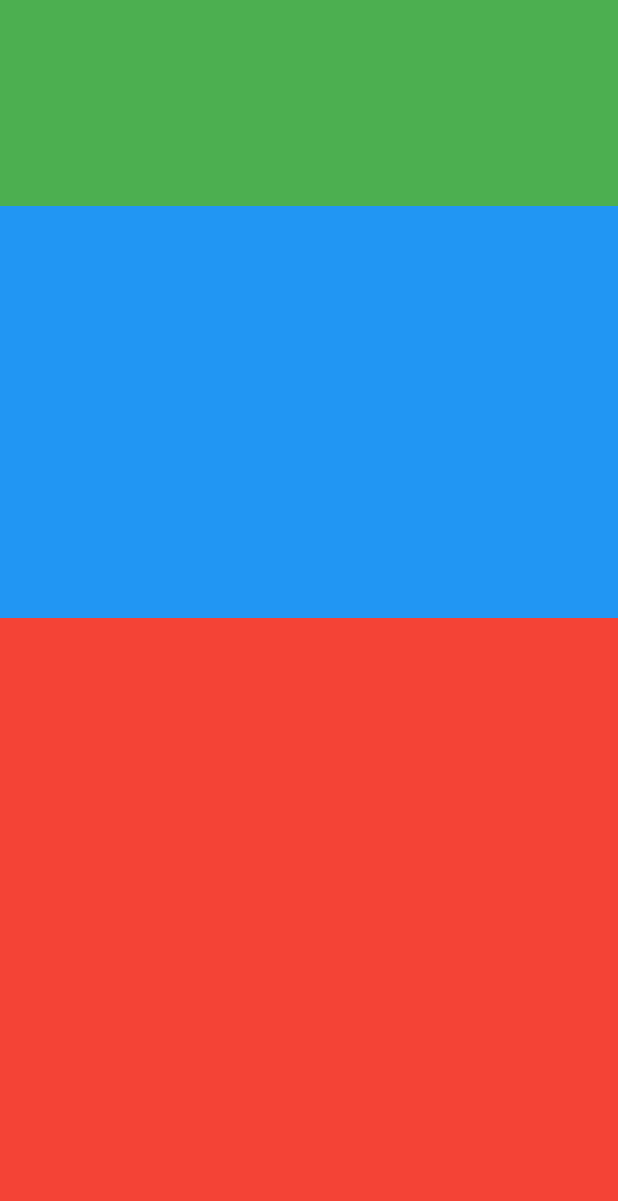
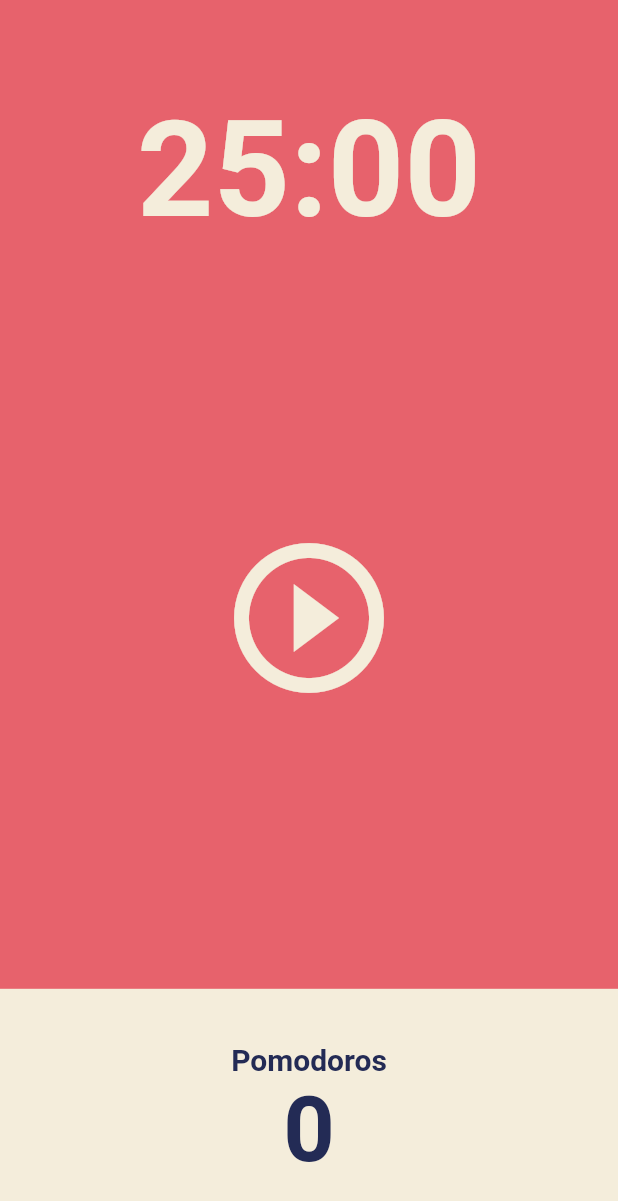
Before and after one commit to alswn2348/pomodoro_flutter, a Flutter app: the screen it shows after launch, on a phone screen of 412 x 824 dp. Shown: the top 1201 px of the screen. Run offline on Flutter 3.47's test engine with Material 2 defaults, Android fonts, the phone set to English and light mode, and no system bars.

Commit message:
design : home scrren

```diff
--- a/lib/main.dart
+++ b/lib/main.dart
@@ -16,7 +16,7 @@ class MyApp extends StatelessWidget {
           backgroundColor: const Color(0xFFE7626C),
           textTheme: const TextTheme(
             headline1: TextStyle(
-              color: Color(0x0ff23b55),
+              color: Color(0xFF232B55),
             ),
           ),
           cardColor: const Color(0xFFF4EDDB),
--- a/lib/screens/home_screen.dart
+++ b/lib/screens/home_screen.dart
@@ -11,24 +11,66 @@ class _HomeScreenState extends State<HomeScreen> {
   @override
   Widget build(BuildContext context) {
     return Scaffold(
+      backgroundColor: Theme.of(context).backgroundColor,
       body: Column(
         children: [
           Flexible(
             flex: 1,
             child: Container(
-              decoration: const BoxDecoration(color: Colors.green),
-            ),
-          ),
-          Flexible(
-            flex: 2,
-            child: Container(
-              decoration: const BoxDecoration(color: Colors.blue),
+              alignment: Alignment.bottomCenter,
+              child: Text(
+                '25:00',
+                style: TextStyle(
+                    color: Theme.of(context).cardColor,
+                    fontSize: 89,
+                    fontWeight: FontWeight.w600),
+              ),
             ),
           ),
           Flexible(
             flex: 3,
-            child: Container(
-              decoration: const BoxDecoration(color: Colors.red),
+            child: Center(
+                child: IconButton(
+                    iconSize: 120,
+                    color: Theme.of(context).cardColor,
+                    onPressed: () {},
+                    icon: const Icon(Icons.play_circle_outline))),
+          ),
+          Flexible(
+            flex: 1,
+            child: Row(
+              children: [
+                Expanded(
+                  child: Container(
+                    decoration:
+                        BoxDecoration(color: Theme.of(context).cardColor),
+                    child: Column(
+                        mainAxisAlignment: MainAxisAlignment.center,
+                        children: [
+                          Text(
+                            'Pomodoros',
+                            style: TextStyle(
+                                fontSize: 20,
+                                fontWeight: FontWeight.w600,
+                                color: Theme.of(context)
+                                    .textTheme
+                                    .headline1
+                                    ?.color),
+                          ),
+                          Text(
+                            '0',
+                            style: TextStyle(
+                                fontSize: 60,
+                                fontWeight: FontWeight.w600,
+                                color: Theme.of(context)
+                                    .textTheme
+                                    .headline1
+                                    ?.color),
+                          ),
+                        ]),
+                  ),
+                ),
+              ],
             ),
           ),
         ],
```
